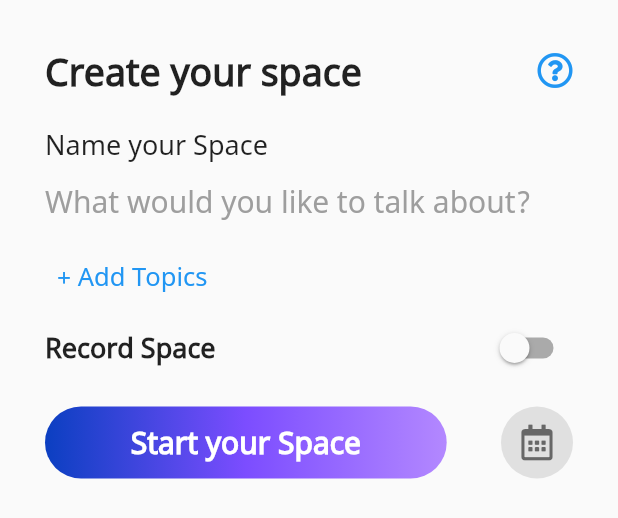
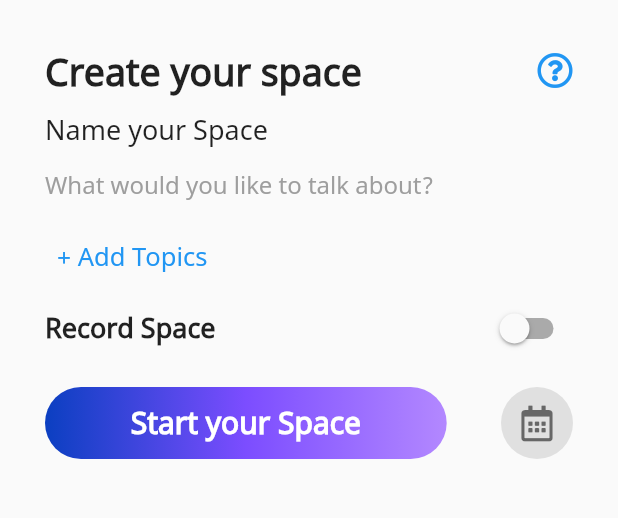
Before and after one commit to Aditi-Singh16/twitter-clone, a Flutter app: the SpacesForm widget shown alone on an empty page, opened directly, on a phone screen of 412 x 824 dp. Shown: the top 518 px of the screen. Run offline on Flutter 3.47's test engine with Material 2 defaults, Android fonts, the phone set to English and light mode, and no system bars; our stand-ins replace another_flushbar, cloud_firestore, firebase_core, font_awesome_flutter; missing offline and left inert: textfield_tags; accounts and stored records are empty; network calls fail.

```diff
--- a/lib/screens/home/profile.dart
+++ b/lib/screens/home/profile.dart
@@ -240,7 +240,7 @@ class _ProfileState extends State<Profile> {
                                             fontWeight: FontWeight.w100
                                         ),
                                       ),
-                                      SizedBox(width: MediaQuery.of(context).size.width*0.22),
+                                      SizedBox(width: MediaQuery.of(context).size.width*0.10),
                                       Text(user['Tweets'][i]['date'],
                                         style:TextStyle(
                                             color:Colors.grey,
@@ -255,7 +255,7 @@ class _ProfileState extends State<Profile> {
                                   Text(
                                       user['Tweets'][i]['description'],
                                       style:TextStyle(
-                                        fontSize: 18,
+                                        fontSize: 15,
                                         fontStyle: FontStyle.normal,
                                       )
                                   ),
--- a/lib/screens/home/spacesForm.dart
+++ b/lib/screens/home/spacesForm.dart
@@ -69,7 +69,7 @@ class _SpacesFormState extends State<SpacesForm> {
                 )
               ],
             ),
-            SizedBox(height: 20,),
+            SizedBox(height: 10,),
             Form(
               key: _formKey,
               child: Column(
@@ -89,7 +89,7 @@ class _SpacesFormState extends State<SpacesForm> {
                       hintText: 'What would you like to talk about?',
                       hintStyle: TextStyle(
                         color: Colors.grey,
-                        fontSize: 20
+                        fontSize: 16
                       )
                     ),
                   ),
```
Also changed, not shown: lib/screens/home/spaces.dart (+6 -3 lines).
